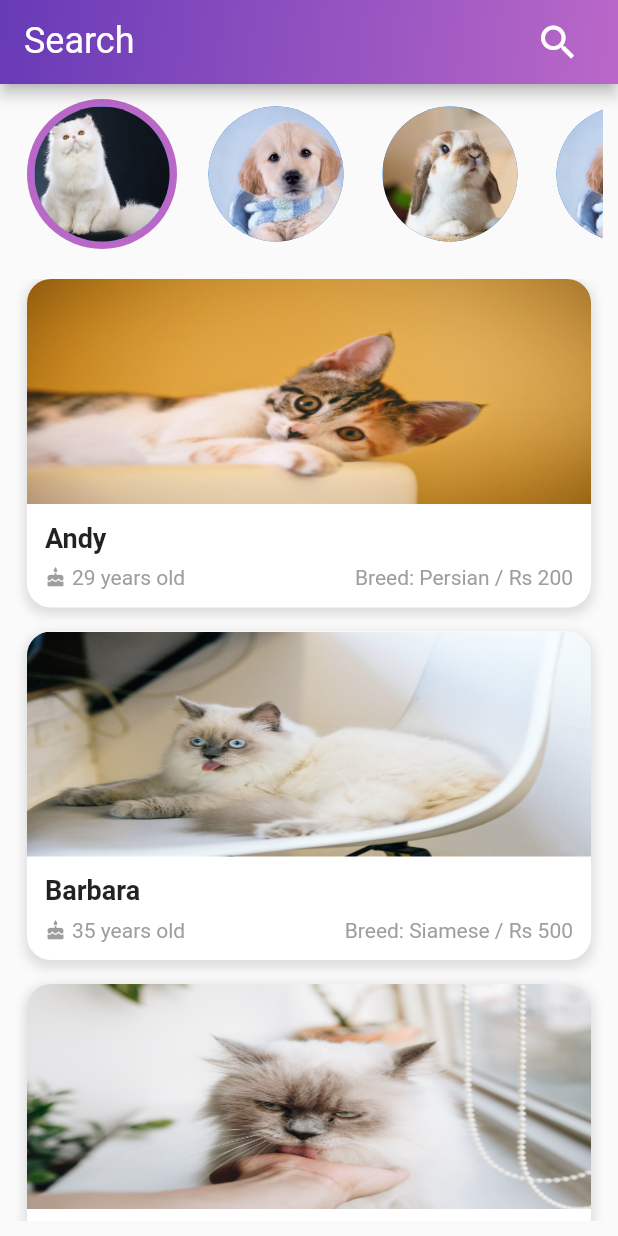
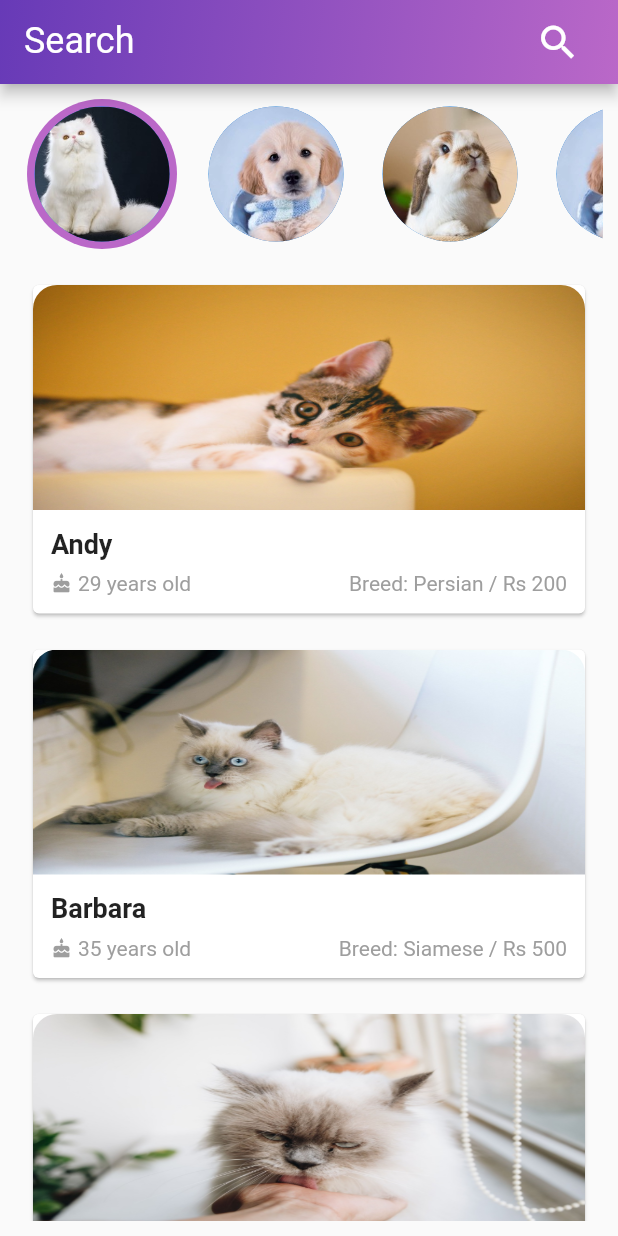
Before and after one commit to akgmage/pet_adoption, a Flutter app: the screen it shows after launch, on a phone screen of 412 x 824 dp. Run offline on Flutter 3.47's test engine with Material 2 defaults, Android fonts, the phone set to English and light mode, and no system bars; our stand-ins replace photo_view, shared_preferences, slider_button.

Commit message:
remove hardcode color and boxshadow

```diff
--- a/lib/widgets/card.dart
+++ b/lib/widgets/card.dart
@@ -14,17 +14,9 @@ class PetCard extends StatelessWidget {
       padding: const EdgeInsets.symmetric(horizontal: Sizes.containerPadding),
       child: Container(
         decoration: BoxDecoration(
-          color: Colors.white,
           borderRadius: BorderRadius.circular(Sizes.borderRadius),
-          boxShadow: [
-            BoxShadow(
-              color: Colors.grey.withOpacity(0.3),
-              spreadRadius: Sizes.spreadRadius,
-              blurRadius: Sizes.blurRadius,
-              offset: const Offset(0, 3),
         ),
-          ],
-        ),
+        child: Card(
           child: Column(
             crossAxisAlignment: CrossAxisAlignment.start,
             children: [
@@ -82,6 +74,7 @@ class PetCard extends StatelessWidget {
             ],
           ),
         ),
+      ),
     );
   }
 }
```
Lines whose indentation alone changed are shown as unchanged.
